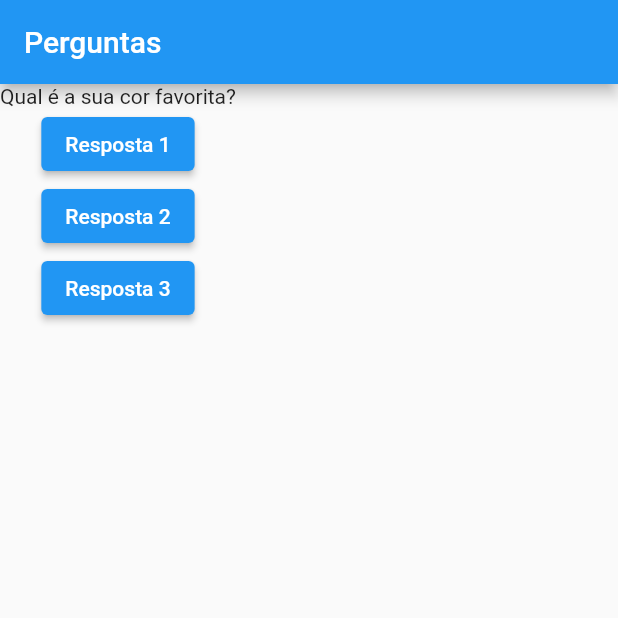
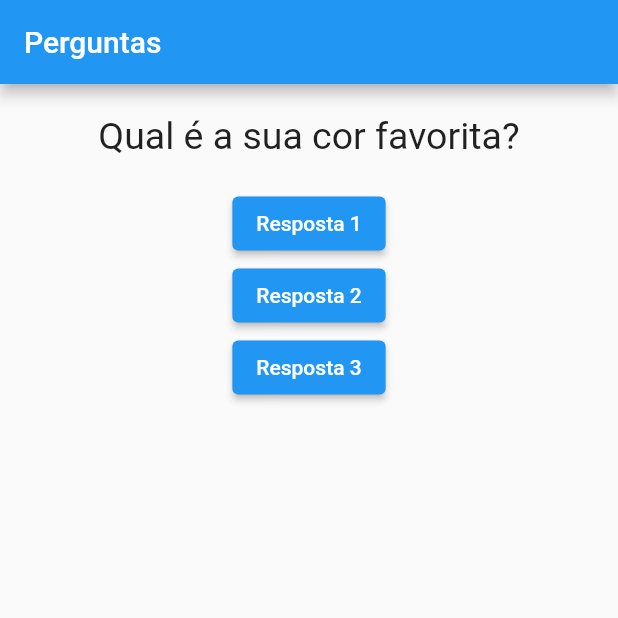
Before and after one commit to juliocesar014/quiz, a Flutter app: the screen it shows after launch, on a phone screen of 412 x 824 dp, the top half of it. Run offline on Flutter 3.47's test engine with Material 2 defaults, Android fonts, the phone set to English and light mode, and no system bars.

Commit message:
add widget resposta

```diff
--- a/lib/main.dart
+++ b/lib/main.dart
@@ -1,25 +1,23 @@
 import 'package:flutter/material.dart';
+import './questao.dart';
+import './resposta.dart';
 
-void main() => runApp(PerguntaApp());
+main() => runApp(PerguntaApp());
 
-class PerguntaApp extends StatelessWidget {
-  void responder() {
-    print('Pergunta respondida!');
+class _PerguntaAppState extends State<PerguntaApp> {
+  var _perguntaSelecionada = 0;
+  void _responder() {
+    setState(() {
+      _perguntaSelecionada++;
+    });
+    print(_perguntaSelecionada);
   }
-
-/*
-  void Function() funcaoQueRetornaOutraFuncao() {
-    return () {
-      print('Pergunta respondida #02!');
-    };
-  }
-*/
 
   @override
   Widget build(BuildContext context) {
     final perguntas = [
-      'Qual é a sua cor favorita?',
-      'Qual é o seu animal favorito?',
+      'Qual é a sua cor favorita?', // 0
+      'Qual é o seu animal favorito?', // 1
     ];
 
     return MaterialApp(
@@ -29,23 +27,18 @@ class PerguntaApp extends StatelessWidget {
       ),
       body: Column(
         children: [
-          Text(perguntas[0]),
-          ElevatedButton(
-            child: Text('Resposta 1'),
-            onPressed: responder,
-          ),
-          ElevatedButton(
-            child: Text('Resposta 2'),
-            onPressed: () {
-              print('Resposta 2 foi selecionada');
-            },
-          ),
-          ElevatedButton(
-            child: Text('Resposta 3'),
-            onPressed: () => print('Resposta 3 foi OK'),
-          ),
+          Questao(perguntas[_perguntaSelecionada]),
+          Resposta('Resposta 1'),
+          Resposta('Resposta 2'),
+          Resposta('Resposta 3'),
         ],
       ),
     ));
   }
 }
+
+class PerguntaApp extends StatefulWidget {
+  _PerguntaAppState createState() {
+    return _PerguntaAppState();
+  }
+}
--- /dev/null
+++ b/lib/questao.dart
@@ -0,0 +1,20 @@
+import 'package:flutter/material.dart';
+
+class Questao extends StatelessWidget {
+  final String texto;
+
+  const Questao(this.texto, {super.key});
+
+  @override
+  Widget build(BuildContext context) {
+    return Container(
+      width: double.infinity,
+      margin: EdgeInsets.fromLTRB(20, 20, 20, 20),
+      child: Text(
+        texto,
+        style: const TextStyle(fontSize: 25),
+        textAlign: TextAlign.center,
+      ),
+    );
+  }
+}
--- /dev/null
+++ b/lib/resposta.dart
@@ -0,0 +1,17 @@
+import 'package:flutter/material.dart';
+
+class Resposta extends StatelessWidget {
+  final String texto;
+
+  const Resposta(this.texto, {super.key});
+
+  @override
+  Widget build(BuildContext context) {
+    return ElevatedButton(
+      onPressed: () {},
+      child: Text(
+        texto,
+      ),
+    );
+  }
+}
```
Also changed, not shown: 1 other file.
